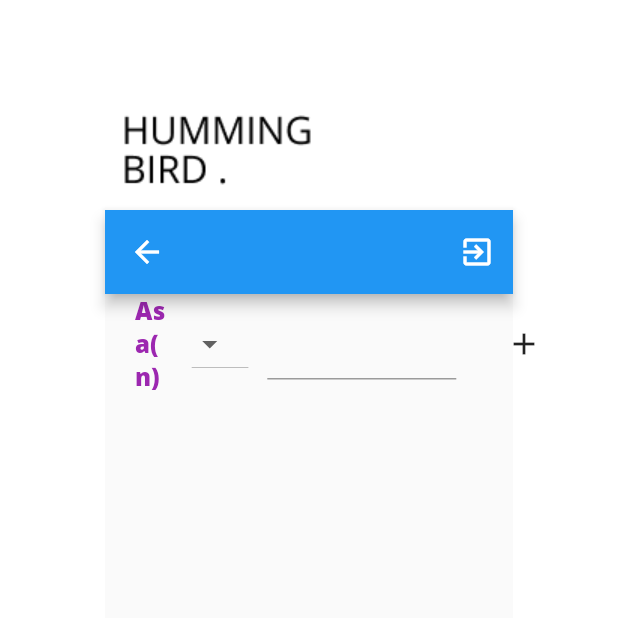
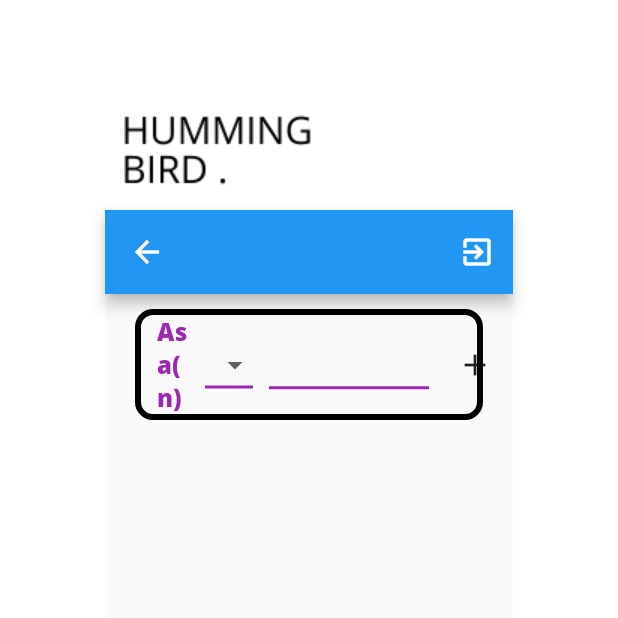
Before and after one commit to mfmayt/software-traceability, a Flutter app: the UserStories screen opened by its route, on a phone screen of 412 x 824 dp, the top half of it. Run offline on Flutter 3.47's test engine with Material 2 defaults, Android fonts, the phone set to English and light mode, and no system bars; our stand-ins replace get_it, responsive_builder; statements that could not run were skipped.

Commit message:
user stories visual update

```diff
--- a/frontend/lib/views/user_stories/user_stories.dart
+++ b/frontend/lib/views/user_stories/user_stories.dart
@@ -155,10 +155,16 @@ class _UserStoriesState extends State<UserStories> {
         mainAxisSize: MainAxisSize.min,
         children: <Widget>[
           Padding(
-            padding: const EdgeInsets.only(left: 20, bottom: 28.0),
+            padding: const EdgeInsets.only(left: 20, bottom: 28.0,right: 20,top: 10),
+            child: Container(
+              decoration: BoxDecoration(
+                border:Border.all(width: 4,color: Colors.black),
+                borderRadius: BorderRadius.circular(12),
+              ),
               child: Row(
-              mainAxisAlignment: MainAxisAlignment.spaceBetween,
                 children: [
+                  Spacer(),
+                  //As an text
                   Expanded(
                     flex: 2,
                     child: Text(
@@ -171,11 +177,17 @@ class _UserStoriesState extends State<UserStories> {
                     ),
                   ),
                   Spacer(),
+                  //DropDownButton
                   Expanded(
                     flex: 3,
                     child: DropdownButton<String>(
+                      isExpanded: true,
                       hint: Align(alignment: Alignment.topLeft),
                       value: dropdownValue,
+                      underline: Container(
+                        height: 2,
+                        color: Colors.purple,
+                      ),
                       onChanged: (String newValue) async{
                         if (newValue == "Add new user kind"){
                           await showDialog<void>(
@@ -216,17 +228,31 @@ class _UserStoriesState extends State<UserStories> {
                       ),
                   ),
                   Spacer(),
+                  //TextField, input for user stories.
                   Expanded(
                     flex: 10,
+                    child: Padding(
+                      padding: const EdgeInsets.fromLTRB(0, 0, 0, 15),
                       child: TextField(
+                          cursorColor: Colors.purple,
+                          decoration: InputDecoration(
+                            enabledBorder: UnderlineInputBorder(
+                              borderSide:BorderSide(color: Colors.purple,width: 2)
+                            ),
+                            focusedBorder: UnderlineInputBorder(
+                              borderSide:BorderSide(color: Colors.purple,width: 2)
+                            )
+                          ),
                           controller: _controller,
                           onSubmitted: (String value) async {
                             this.newUserStory = value;
+                            _controller.clear();
                           }
                         ),
                     ),
+                  ),
                   Spacer(),
-                Spacer(),
+                  //Add button
                   Expanded(
                     flex: 1,
                     child: IconButton(
@@ -236,14 +262,15 @@ class _UserStoriesState extends State<UserStories> {
                       icon: Icon(Icons.add),
                     ),
                   ),
+                  Spacer(),
                 ],
+              ),
             ),
           ),
           new Expanded(
             child: ListView.builder(
               itemBuilder: (BuildContext context, int index) {
                 final userStory = userStories[index];
-
                 return Padding(
                   padding: const EdgeInsets.only(right: 22.0),
                   child: ListTile(
```
Lines whose indentation alone changed are shown as unchanged.
